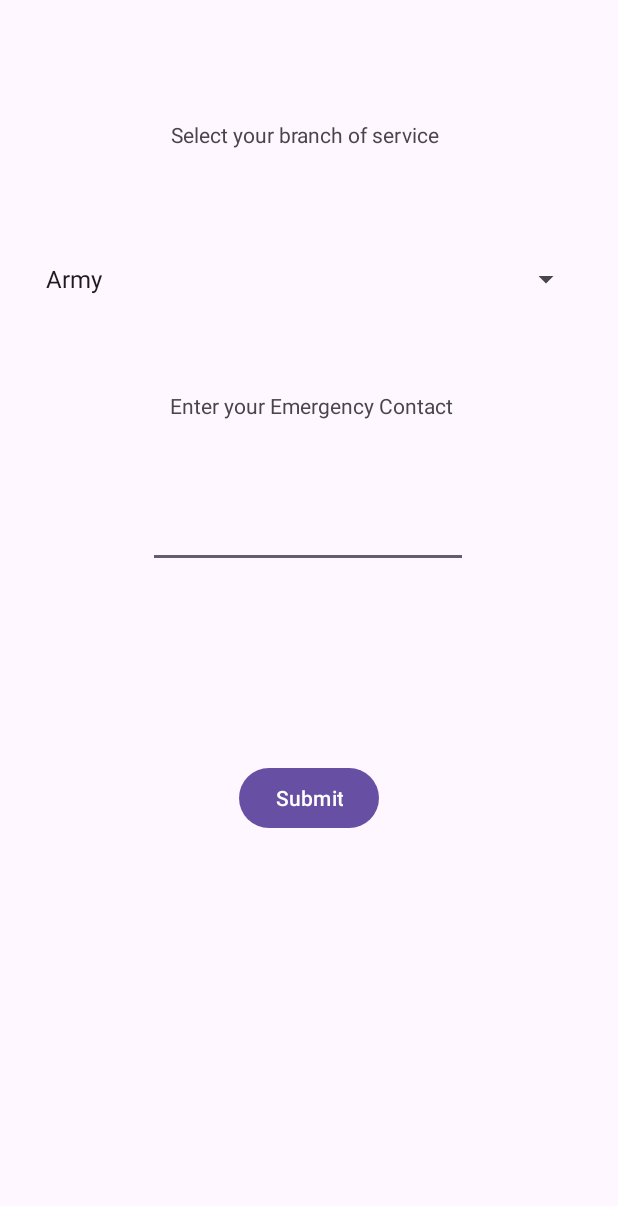
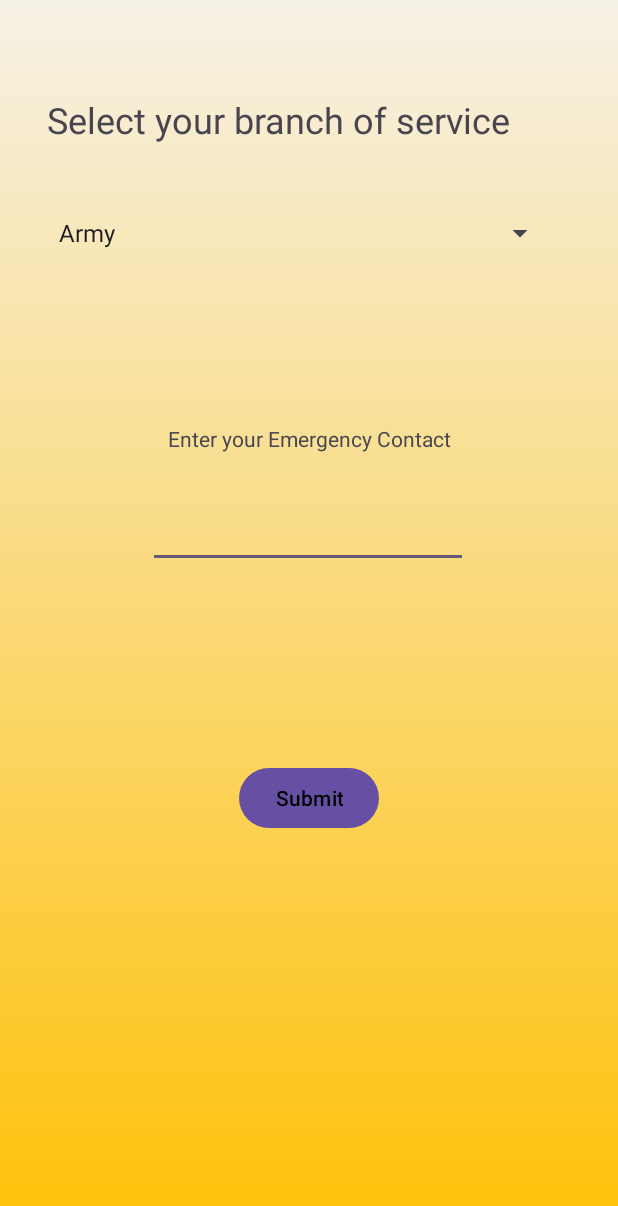
Before and after one commit to Yama9312/VetAppDraft, an Android app: the screen it shows after launch (MainActivity), after a tap on "Submit", on a phone screen of 412 x 824 dp. Shown: the top 1206 px of the screen. Run offline under Robolectric (Android 15) with nearby library versions, the phone set to English and light mode, and no system bars.

Commit message:
working on passing info from start page to the database. Color scheme on home page is a little off so the values of colors from demo are needed. Need to change the color of the buttons to match the colors from the demo. Button to next item does not work yet either.

```diff
--- a/app/src/main/AndroidManifest.xml
+++ b/app/src/main/AndroidManifest.xml
@@ -1,7 +1,7 @@
 <?xml version="1.0" encoding="utf-8"?>
 <manifest xmlns:android="http://schemas.android.com/apk/res/android"
     xmlns:tools="http://schemas.android.com/tools">
-
+    <uses-permission android:name="android.permission.READ_EXTERNAL_STORAGE" />
     <application
         android:allowBackup="true"
         android:dataExtractionRules="@xml/data_extraction_rules"
--- /dev/null
+++ b/app/src/main/java/com/example/vetappdraft/DatabaseHelper.java
@@ -0,0 +1,43 @@
+package com.example.vetappdraft;
+
+import android.content.ContentValues;
+import android.content.Context;
+import android.database.sqlite.SQLiteDatabase;
+import android.database.sqlite.SQLiteOpenHelper;
+
+public class DatabaseHelper extends SQLiteOpenHelper {
+
+    private static final String DATABASE_NAME = "VetUsers.db";
+    private static final int DATABASE_VERSION = 1;
+
+    public DatabaseHelper(Context context) {
+        super(context, DATABASE_NAME, null, DATABASE_VERSION);
+    }
+
+    @Override
+    public void onCreate(SQLiteDatabase db) {
+
+        String CREATE_USERS_TABLE = "CREATE TABLE users ("
+                + "user_id INTEGER PRIMARY KEY AUTOINCREMENT, "
+                + "phone_number TEXT NOT NULL, "
+                + "branch TEXT NOT NULL);";
+
+        db.execSQL(CREATE_USERS_TABLE);
+    }
+
+    @Override
+    public void onUpgrade(SQLiteDatabase db, int oldVersion, int newVersion) {
+        db.execSQL("DROP TABLE IF EXISTS users");
+        onCreate(db);
+    }
+    public long insertUser(String phoneNumber, String branch) {
+        SQLiteDatabase db = this.getWritableDatabase();
+        ContentValues values = new ContentValues();
+        values.put("phone_number", phoneNumber);
+        values.put("branch", branch);
+
+        long userId = db.insert("users", null, values);
+        db.close();
+        return userId;
+    }
+}
--- a/app/src/main/java/com/example/vetappdraft/MainActivity.java
+++ b/app/src/main/java/com/example/vetappdraft/MainActivity.java
@@ -1,6 +1,7 @@
 package com.example.vetappdraft;
 
 import android.annotation.SuppressLint;
+import android.graphics.drawable.GradientDrawable;
 import android.os.Bundle;
 import android.telephony.PhoneNumberUtils;
 import android.view.View;
@@ -31,14 +32,22 @@ public class MainActivity extends AppCompatActivity {
             v.setPadding(systemBars.left, systemBars.top, systemBars.right, systemBars.bottom);
             return insets;
         });
+        GradientDrawable gradientDrawable = new GradientDrawable(
+                GradientDrawable.Orientation.TOP_BOTTOM,
+                new int[]{0xFFF6F1E6,0xFFFFC107}
+        );
+        getWindow().getDecorView().setBackground(gradientDrawable);
+
+
         btnSubmit = findViewById(R.id.btnSubBranch);
-
+        DatabaseHelper VetDB = new DatabaseHelper(this);
         btnSubmit.setOnClickListener(
                 new View.OnClickListener() {
                     @Override
                     public void onClick(View view) {
                         sBranch = mSpinChoice.getSelectedItem().toString();
                         eContact = findViewById(R.id.phEContact1).toString();
+                        VetDB.insertUser(eContact, sBranch);
                         // send to next step
                     }
                 }
--- a/app/src/main/res/layout/activity_main.xml
+++ b/app/src/main/res/layout/activity_main.xml
@@ -9,26 +9,27 @@
 
     <TextView
         android:id="@+id/StartTitle"
-        android:layout_width="182dp"
-        android:layout_height="22dp"
+        android:layout_width="348dp"
+        android:layout_height="41dp"
         android:text="Select your branch of service"
-        app:layout_constraintBottom_toBottomOf="parent"
-        app:layout_constraintEnd_toEndOf="parent"
-        app:layout_constraintHorizontal_bias="0.497"
-        app:layout_constraintStart_toStartOf="parent"
-        app:layout_constraintTop_toTopOf="parent"
-        app:layout_constraintVertical_bias="0.1" />
-
-    <Spinner
-        android:id="@+id/spnBranch"
-        android:layout_width="365dp"
-        android:layout_height="85dp"
+        android:textSize="24sp"
         app:layout_constraintBottom_toBottomOf="parent"
         app:layout_constraintEnd_toEndOf="parent"
         app:layout_constraintHorizontal_bias="0.492"
         app:layout_constraintStart_toStartOf="parent"
         app:layout_constraintTop_toTopOf="parent"
-        app:layout_constraintVertical_bias="0.194" />
+        app:layout_constraintVertical_bias="0.081" />
+
+    <Spinner
+        android:id="@+id/spnBranch"
+        android:layout_width="339dp"
+        android:layout_height="44dp"
+        app:layout_constraintBottom_toBottomOf="parent"
+        app:layout_constraintEnd_toEndOf="parent"
+        app:layout_constraintHorizontal_bias="0.43"
+        app:layout_constraintStart_toStartOf="parent"
+        app:layout_constraintTop_toTopOf="parent"
+        app:layout_constraintVertical_bias="0.171" />
 
     <Button
         android:id="@+id/btnSubBranch"
@@ -39,7 +40,9 @@
         app:layout_constraintEnd_toEndOf="parent"
         app:layout_constraintStart_toStartOf="parent"
         app:layout_constraintTop_toTopOf="parent"
-        app:layout_constraintVertical_bias="0.655" />
+        app:layout_constraintVertical_bias="0.655"
+        android:textColor="#000000" />
+
 
     <EditText
         android:id="@+id/phEContact1"
@@ -62,8 +65,7 @@
         android:text="Enter your Emergency Contact"
         app:layout_constraintBottom_toBottomOf="parent"
         app:layout_constraintEnd_toEndOf="parent"
-        app:layout_constraintHorizontal_bias="0.507"
         app:layout_constraintStart_toStartOf="parent"
         app:layout_constraintTop_toBottomOf="@+id/spnBranch"
-        app:layout_constraintVertical_bias="0.0" />
+        app:layout_constraintVertical_bias="0.123" />
 </androidx.constraintlayout.widget.ConstraintLayout>
```
